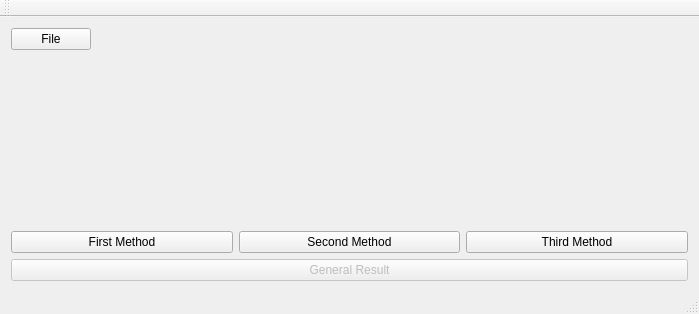
SVN93/MACSOS_lab1, file mainwindow.ui: the form before one commit.
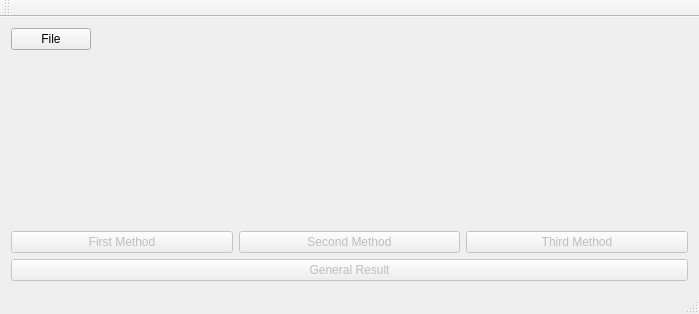
The form after the commit.

Commit message: [Fix] Availability of buttons added.

```diff
--- a/mainwindow.ui
+++ b/mainwindow.ui
@@ -47,6 +47,9 @@
      <layout class="QHBoxLayout" name="horizontalLayout_2">
       <item>
        <widget class="QPushButton" name="firstMethod">
+        <property name="enabled">
+         <bool>false</bool>
+        </property>
         <property name="text">
          <string>First Method</string>
         </property>
@@ -54,6 +57,9 @@
       </item>
       <item>
        <widget class="QPushButton" name="secondMethod">
+        <property name="enabled">
+         <bool>false</bool>
+        </property>
         <property name="text">
          <string>Second Method</string>
         </property>
@@ -61,6 +67,9 @@
       </item>
       <item>
        <widget class="QPushButton" name="thirdMethod">
+        <property name="enabled">
+         <bool>false</bool>
+        </property>
         <property name="text">
          <string>Third Method</string>
         </property>
```
The commit also changes 2 other files.
